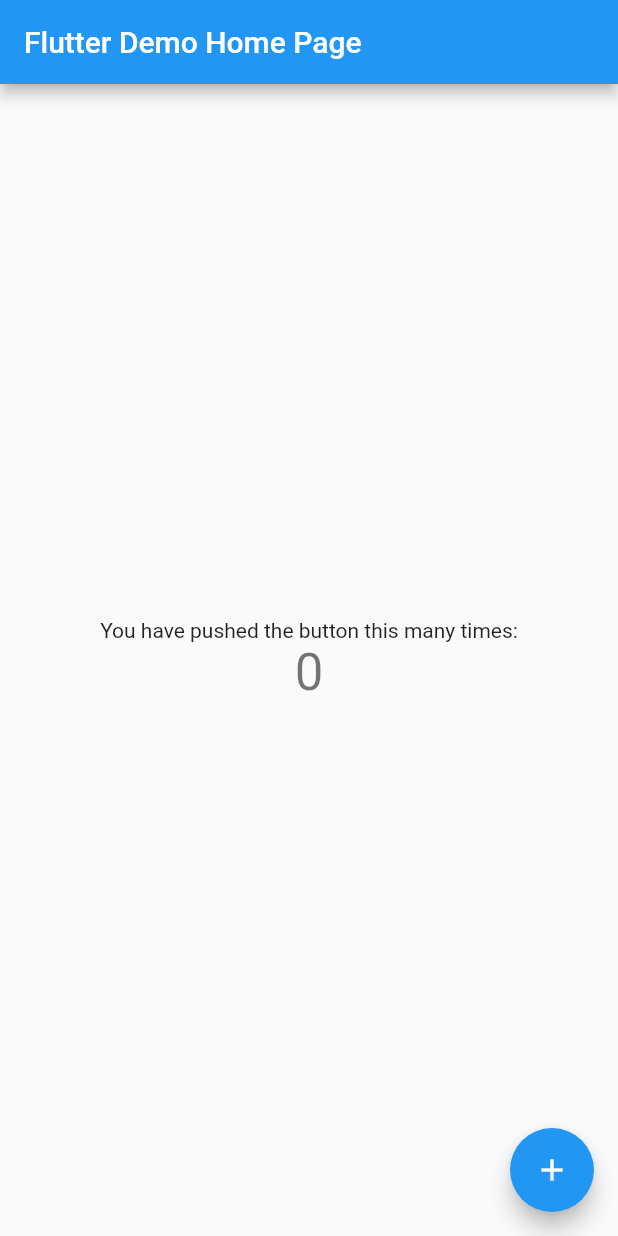
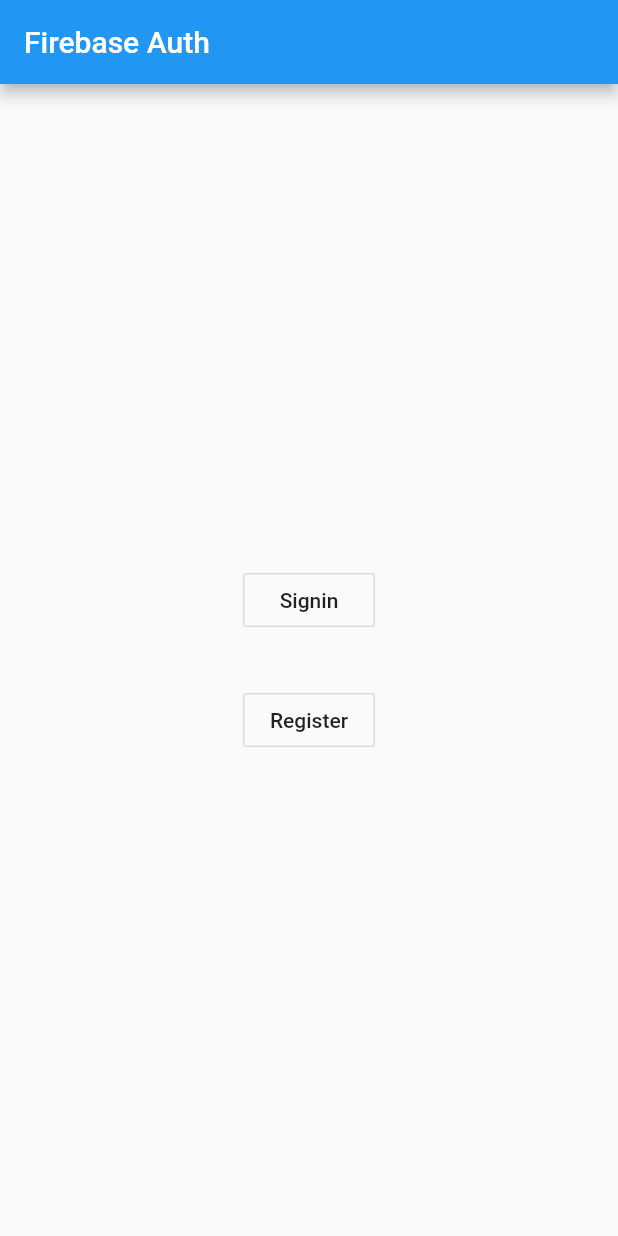
Before and after one commit to param-s-8/hw-manager, a Flutter app: the screen it shows after launch, on a phone screen of 412 x 824 dp. Run offline on Flutter 3.47's test engine with Material 2 defaults, Android fonts, the phone set to English and light mode, and no system bars; our stand-ins replace cloud_firestore, firebase_auth, firebase_core; accounts and stored records are empty.

Commit message:
Register, Login done

```diff
--- /dev/null
+++ b/lib/firebaseAuthDemo.dart
@@ -0,0 +1,47 @@
+import 'register.dart';
+import 'signIn.dart';
+import 'package:flutter/material.dart';
+
+class FirebaseAuthDemo extends StatefulWidget {
+  @override
+  _FirebaseAuthDemoState createState() => _FirebaseAuthDemoState();
+}
+
+class _FirebaseAuthDemoState extends State<FirebaseAuthDemo> {
+  @override
+  Widget build(BuildContext context) {
+    return Scaffold(
+      appBar: AppBar(
+        title: Text("Firebase Auth"),
+      ),
+      body: Column(
+        crossAxisAlignment: CrossAxisAlignment.start,
+        mainAxisAlignment: MainAxisAlignment.center,
+        children: <Widget>[
+          Container(
+            child: OutlineButton(
+              child: Text("Signin"),
+              onPressed: () => _pushPage(context, SignIn()),
+            ),
+            padding: const EdgeInsets.all(16),
+            alignment: Alignment.center,
+          ),
+          Container(
+            child: OutlineButton(
+              child: Text("Register"),
+              onPressed: () => _pushPage(context, Register()),
+            ),
+            padding: const EdgeInsets.all(16),
+            alignment: Alignment.center,
+          ),
+        ],
+      ),
+    );
+  }
+
+  void _pushPage(BuildContext context, Widget page) {
+    Navigator.of(context).push(
+      MaterialPageRoute<void>(builder: (_) => page),
+    );
+  }
+}
--- a/lib/main.dart
+++ b/lib/main.dart
@@ -1,117 +1,20 @@
+import 'firebaseAuthDemo.dart';
+import 'package:firebase_core/firebase_core.dart';
+import 'package:flutter/cupertino.dart';
 import 'package:flutter/material.dart';
 
-void main() {
+Future<void> main() async {
+  WidgetsFlutterBinding.ensureInitialized();
+  await Firebase.initializeApp();
   runApp(MyApp());
 }
 
 class MyApp extends StatelessWidget {
-  // This widget is the root of your application.
   @override
   Widget build(BuildContext context) {
     return MaterialApp(
-      title: 'Flutter Demo',
-      theme: ThemeData(
-        // This is the theme of your application.
-        //
-        // Try running your application with "flutter run". You'll see the
-        // application has a blue toolbar. Then, without quitting the app, try
-        // changing the primarySwatch below to Colors.green and then invoke
-        // "hot reload" (press "r" in the console where you ran "flutter run",
-        // or simply save your changes to "hot reload" in a Flutter IDE).
-        // Notice that the counter didn't reset back to zero; the application
-        // is not restarted.
-        primarySwatch: Colors.blue,
-        // This makes the visual density adapt to the platform that you run
-        // the app on. For desktop platforms, the controls will be smaller and
-        // closer together (more dense) than on mobile platforms.
-        visualDensity: VisualDensity.adaptivePlatformDensity,
-      ),
-      home: MyHomePage(title: 'Flutter Demo Home Page'),
+      debugShowCheckedModeBanner: false,
+      home: FirebaseAuthDemo(),
     );
   }
 }
-
-class MyHomePage extends StatefulWidget {
-  MyHomePage({Key key, this.title}) : super(key: key);
-
-  // This widget is the home page of your application. It is stateful, meaning
-  // that it has a State object (defined below) that contains fields that affect
-  // how it looks.
-
-  // This class is the configuration for the state. It holds the values (in this
-  // case the title) provided by the parent (in this case the App widget) and
-  // used by the build method of the State. Fields in a Widget subclass are
-  // always marked "final".
-
-  final String title;
-
-  @override
-  _MyHomePageState createState() => _MyHomePageState();
-}
-
-class _MyHomePageState extends State<MyHomePage> {
-  int _counter = 0;
-
-  void _incrementCounter() {
-    setState(() {
-      // This call to setState tells the Flutter framework that something has
-      // changed in this State, which causes it to rerun the build method below
-      // so that the display can reflect the updated values. If we changed
-      // _counter without calling setState(), then the build method would not be
-      // called again, and so nothing would appear to happen.
-      _counter++;
-    });
-  }
-
-  @override
-  Widget build(BuildContext context) {
-    // This method is rerun every time setState is called, for instance as done
-    // by the _incrementCounter method above.
-    //
-    // The Flutter framework has been optimized to make rerunning build methods
-    // fast, so that you can just rebuild anything that needs updating rather
-    // than having to individually change instances of widgets.
-    return Scaffold(
-      appBar: AppBar(
-        // Here we take the value from the MyHomePage object that was created by
-        // the App.build method, and use it to set our appbar title.
-        title: Text(widget.title),
-      ),
-      body: Center(
-        // Center is a layout widget. It takes a single child and positions it
-        // in the middle of the parent.
-        child: Column(
-          // Column is also a layout widget. It takes a list of children and
-          // arranges them vertically. By default, it sizes itself to fit its
-          // children horizontally, and tries to be as tall as its parent.
-          //
-          // Invoke "debug painting" (press "p" in the console, choose the
-          // "Toggle Debug Paint" action from the Flutter Inspector in Android
-          // Studio, or the "Toggle Debug Paint" command in Visual Studio Code)
-          // to see the wireframe for each widget.
-          //
-          // Column has various properties to control how it sizes itself and
-          // how it positions its children. Here we use mainAxisAlignment to
-          // center the children vertically; the main axis here is the vertical
-          // axis because Columns are vertical (the cross axis would be
-          // horizontal).
-          mainAxisAlignment: MainAxisAlignment.center,
-          children: <Widget>[
-            Text(
-              'You have pushed the button this many times:',
-            ),
-            Text(
-              '$_counter',
-              style: Theme.of(context).textTheme.headline4,
-            ),
-          ],
-        ),
-      ),
-      floatingActionButton: FloatingActionButton(
-        onPressed: _incrementCounter,
-        tooltip: 'Increment',
-        child: Icon(Icons.add),
-      ), // This trailing comma makes auto-formatting nicer for build methods.
-    );
-  }
-}
--- a/pubspec.yaml
+++ b/pubspec.yaml
@@ -23,6 +23,10 @@
 dependencies:
   flutter:
     sdk: flutter
+  firebase_core:
+  firebase_auth:
+  cloud_firestore:
+
 
 
   # The following adds the Cupertino Icons font to your application.
```
Also changed, not shown: lib/crud.dart (added, +24 -0 lines), lib/mainPage.dart (added, +54 -0 lines), lib/register.dart (added, +147 -0 lines), lib/signIn.dart (added, +117 -0 lines), pubspec.lock, 4 other files.
